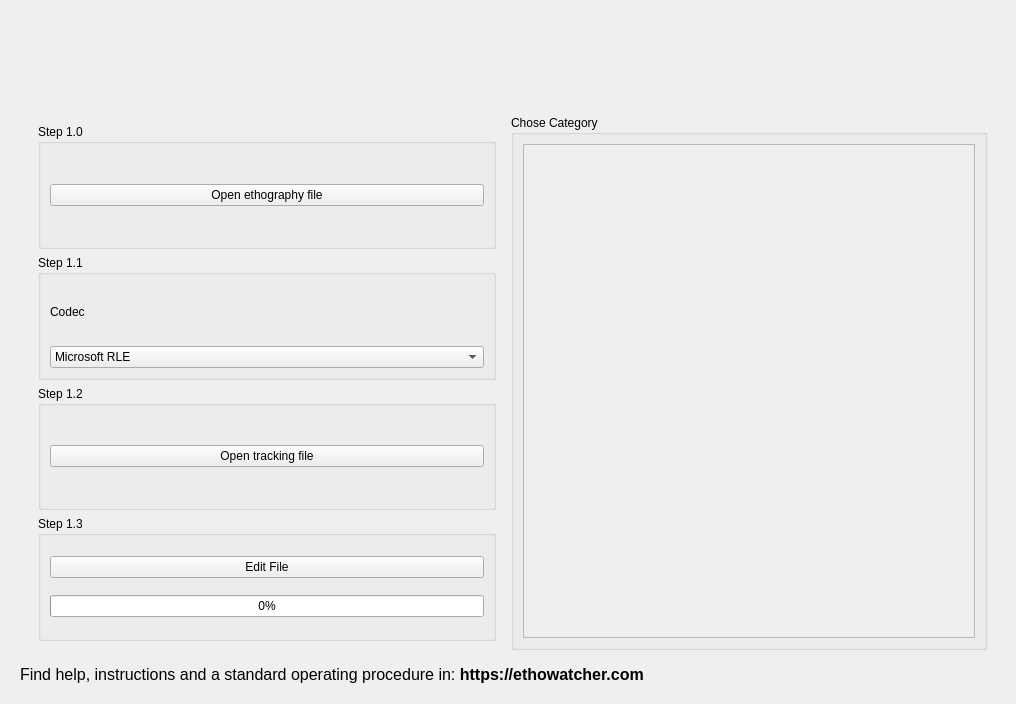
Qt form src/telafluxocomportamental.ui (EthoWatcher/ethowatcher) before a commit.
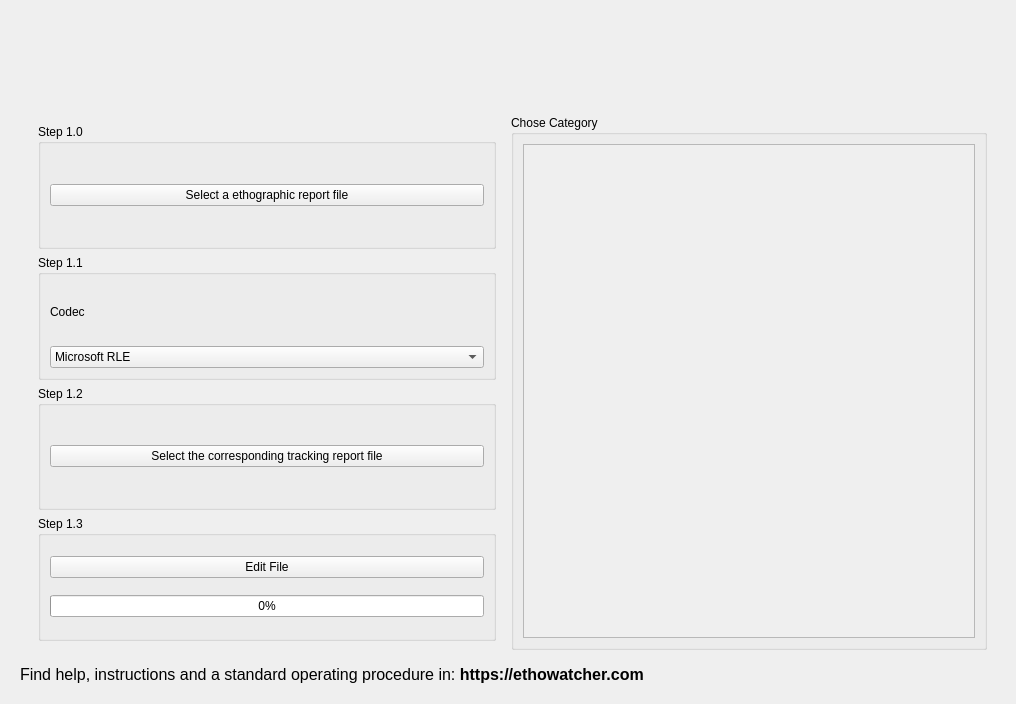
The same form after that commit. Icons and pictures are not drawn.

Commit message: Arrumando textos da interface gráfica

Diff of the .ui file:
```diff
--- a/src/telafluxocomportamental.ui
+++ b/src/telafluxocomportamental.ui
@@ -58,7 +58,7 @@
                 <item>
                  <widget class="QPushButton" name="pbAnaliseFile">
                   <property name="text">
-                   <string>Open ethography file</string>
+                   <string>Select a ethographic report file</string>
                   </property>
                  </widget>
                 </item>
@@ -139,7 +139,7 @@
                 <item>
                  <widget class="QPushButton" name="pbOpenTCCM">
                   <property name="text">
-                   <string>Open tracking file</string>
+                   <string>Select the corresponding tracking report file</string>
                   </property>
                  </widget>
                 </item>
```
Left out of the diff: 2 changed lines with no effect on the pictures. The commit also changes 5 other files.
